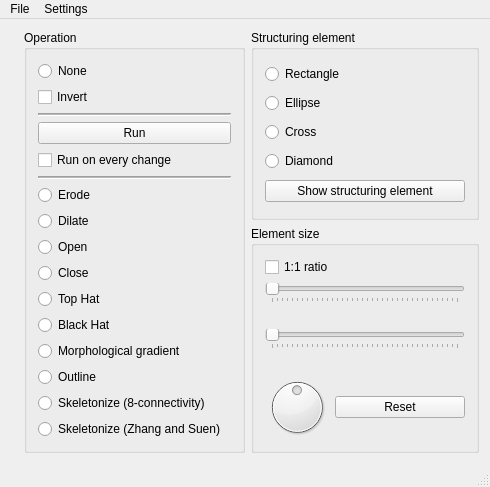
Above: morph/mainwindow.ui from k0zmo/morphology-opencl before the change. Below: the same form after it.
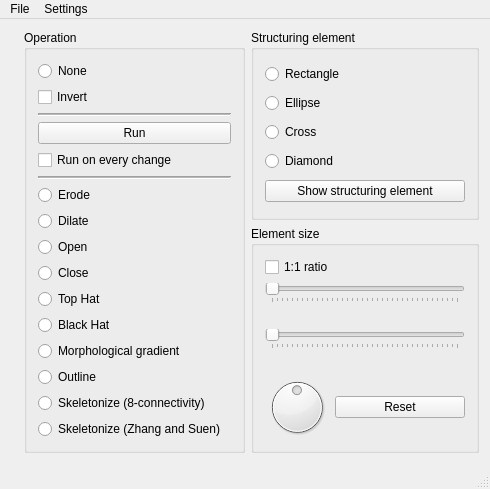
That is the form after the change.

```diff
--- a/morph/mainwindow.ui
+++ b/morph/mainwindow.ui
@@ -8,7 +8,7 @@
     <x>0</x>
     <y>0</y>
     <width>485</width>
-    <height>487</height>
+    <height>489</height>
    </rect>
   </property>
   <property name="sizePolicy">
```
Left out of the diff: 11 changed lines with no effect on the pictures.
